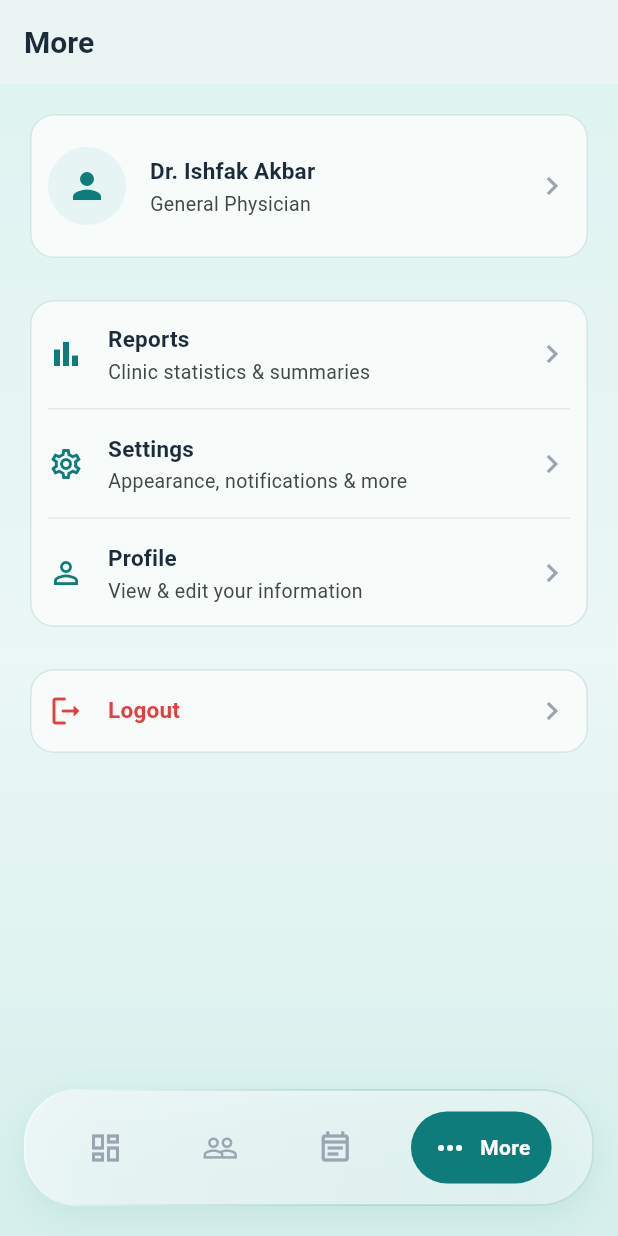
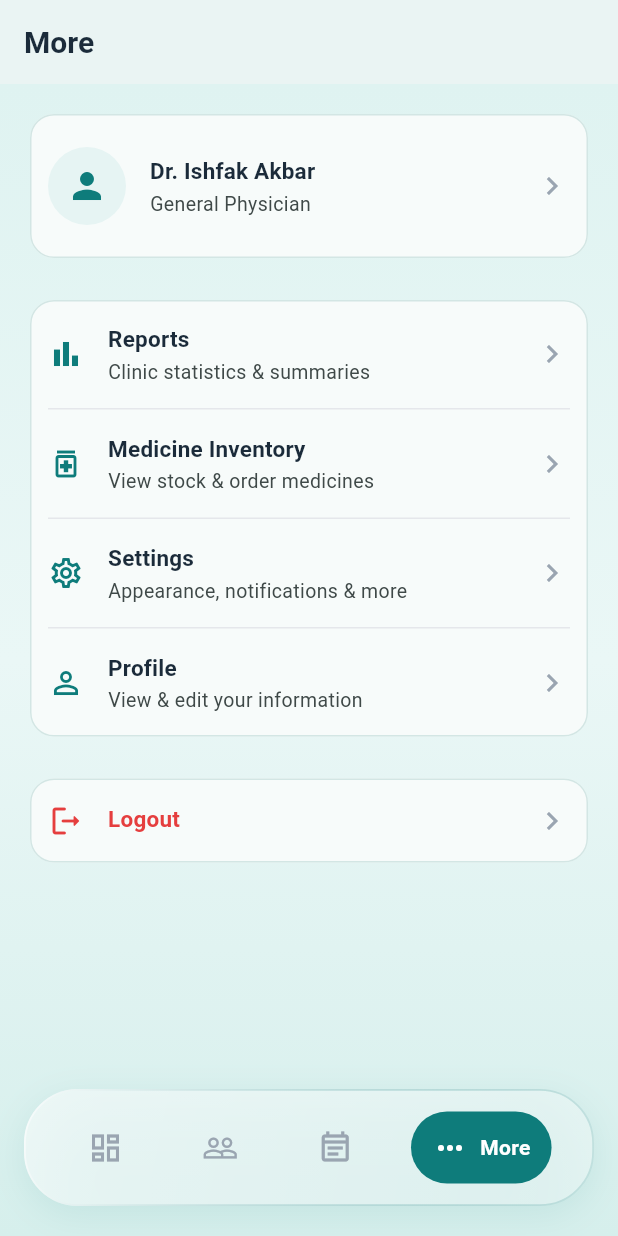
Before and after one commit to ishfak-akbar/clinitrack, a Flutter app: the MoreScreen screen opened by its route, on a phone screen of 412 x 824 dp. Run offline on Flutter 3.47's test engine with Material 3 defaults, Android fonts, the phone set to English and light mode, and no system bars; drawn by our look-alikes of glassmorphism; our stand-ins replace shared_preferences; accounts and stored records are empty.

Commit message:
feat: add medicine inventory and order screens with local stock management

```diff
--- a/lib/main.dart
+++ b/lib/main.dart
@@ -2,6 +2,8 @@ import 'providers/auth_provider.dart';
 import 'providers/settings_provider.dart';
 import 'providers/patient_provider.dart';
 import 'providers/appointment_provider.dart';
+import 'providers/prescription_provider.dart';
+import 'providers/medicine_provider.dart';
 import 'package:flutter/material.dart';
 import 'package:provider/provider.dart';
 import 'utils/app_theme.dart';
@@ -19,7 +21,8 @@ import 'screens/more_screen.dart';
 import 'screens/reports_screen.dart';
 import 'screens/settings_screen.dart';
 import 'screens/profile_screen.dart';
-import 'providers/prescription_provider.dart';
+import 'screens/medicine_list_screen.dart';
+import 'screens/order_medicine_screen.dart';
 
 void main() {
   runApp(
@@ -30,6 +33,7 @@ void main() {
         ChangeNotifierProvider(create: (_) => PatientProvider()),
         ChangeNotifierProvider(create: (_) => AppointmentProvider()),
         ChangeNotifierProvider(create: (_) => PrescriptionProvider()),
+        ChangeNotifierProvider(create: (_) => MedicineProvider()),
       ],
       child: const CliniTrackApp(),
     ),
@@ -65,6 +69,8 @@ class CliniTrackApp extends StatelessWidget {
         '/settings': (context) => const SettingsScreen(),
         '/profile': (context) => const ProfileScreen(),
         '/patient-details': (context) => const PatientDetailsScreen(),
+        '/medicine-list': (context) => const MedicineListScreen(),
+        '/order-medicine': (context) => const OrderMedicineScreen(),
       },
     );
   }
--- /dev/null
+++ b/lib/providers/medicine_provider.dart
@@ -0,0 +1,92 @@
+import 'dart:convert';
+import 'package:flutter/material.dart';
+import 'package:shared_preferences/shared_preferences.dart';
+
+class Medicine {
+  final String id;
+  final String name;
+  final String category;
+  final int stock;
+  final String unit;
+
+  Medicine({
+    required this.id,
+    required this.name,
+    required this.category,
+    required this.stock,
+    required this.unit,
+  });
+
+  Map<String, dynamic> toMap() => {
+    'id': id,
+    'name': name,
+    'category': category,
+    'stock': stock,
+    'unit': unit,
+  };
+
+  factory Medicine.fromMap(Map<String, dynamic> map) => Medicine(
+    id: map['id'] as String,
+    name: map['name'] as String,
+    category: map['category'] as String,
+    stock: map['stock'] as int,
+    unit: map['unit'] as String,
+  );
+
+  Medicine copyWith({int? stock}) => Medicine(
+    id: id,
+    name: name,
+    category: category,
+    stock: stock ?? this.stock,
+    unit: unit,
+  );
+}
+
+class MedicineProvider extends ChangeNotifier {
+  static const String _key = 'medicines_list';
+
+  List<Medicine> _medicines = [];
+
+  List<Medicine> get medicines => _medicines;
+
+  static final List<Medicine> _seed = [
+    Medicine(id: 'm1', name: 'Paracetamol 500mg', category: 'Pain Relief', stock: 120, unit: 'tablets'),
+    Medicine(id: 'm2', name: 'Amoxicillin 250mg', category: 'Antibiotic', stock: 45, unit: 'capsules'),
+    Medicine(id: 'm3', name: 'Omeprazole 20mg', category: 'Gastric', stock: 80, unit: 'tablets'),
+    Medicine(id: 'm4', name: 'Cetirizine 10mg', category: 'Allergy', stock: 60, unit: 'tablets'),
+    Medicine(id: 'm5', name: 'Metformin 500mg', category: 'Diabetes', stock: 30, unit: 'tablets'),
+    Medicine(id: 'm6', name: 'Vitamin D3', category: 'Supplement', stock: 25, unit: 'tablets'),
+  ];
+
+  Future<void> loadMedicines() async {
+    final prefs = await SharedPreferences.getInstance();
+    final rawList = prefs.getStringList(_key);
+
+    if (rawList == null) {
+      _medicines = List.from(_seed);
+      await _persist();
+    } else {
+      _medicines = rawList
+          .map((raw) => Medicine.fromMap(jsonDecode(raw) as Map<String, dynamic>))
+          .toList();
+    }
+    notifyListeners();
+  }
+
+  Future<void> addStock(String id, int quantity) async {
+    final index = _medicines.indexWhere((m) => m.id == id);
+    if (index == -1) return;
+
+    _medicines[index] = _medicines[index].copyWith(
+      stock: _medicines[index].stock + quantity,
+    );
+    notifyListeners();
+    await _persist();
+  }
+
+  Future<void> _persist() async {
+    final prefs = await SharedPreferences.getInstance();
+    final rawList = _medicines.map((m) => jsonEncode(m.toMap())).toList();
+    await prefs.setStringList(_key, rawList);
+  }
+}
--- a/lib/screens/more_screen.dart
+++ b/lib/screens/more_screen.dart
@@ -83,6 +83,13 @@ class MoreScreen extends StatelessWidget {
                   ),
                   const Divider(),
                   MoreMenuTile(
+                    icon: Icons.medication_outlined,
+                    title: 'Medicine Inventory',
+                    subtitle: 'View stock & order medicines',
+                    onTap: () => Navigator.of(context).pushNamed('/medicine-list'),
+                  ),
+                  const Divider(),
+                  MoreMenuTile(
                     icon: Icons.settings_outlined,
                     title: 'Settings',
                     subtitle: 'Appearance, notifications & more',
--- a/lib/screens/splash_screen.dart
+++ b/lib/screens/splash_screen.dart
@@ -6,6 +6,7 @@ import '../providers/settings_provider.dart';
 import '../providers/patient_provider.dart';
 import '../providers/appointment_provider.dart';
 import '../providers/prescription_provider.dart';
+import '../providers/medicine_provider.dart';
 
 class SplashScreen extends StatefulWidget {
   const SplashScreen({super.key});
@@ -34,6 +35,7 @@ class _SplashScreenState extends State<SplashScreen> {
       patientProvider.loadPatients(),
       appointmentProvider.loadAppointments(),
       prescriptionProvider.loadPrescriptions(),
+      context.read<MedicineProvider>().loadMedicines(),
       Future.delayed(const Duration(seconds: 2)),
     ]);
 
@@ -47,7 +49,6 @@ class _SplashScreenState extends State<SplashScreen> {
   Widget build(BuildContext context) {
     final theme = Theme.of(context);
     final isDark = theme.brightness == Brightness.dark;
-    final accent = isDark ? AppColors.primaryTealAccent : AppColors.primaryTeal;
     return Scaffold(
       body: Container(
         width: double.infinity,
```
Also changed, not shown: lib/screens/medicine_list_screen.dart (added, +85 -0 lines), lib/screens/order_medicine_screen.dart (added, +137 -0 lines).
